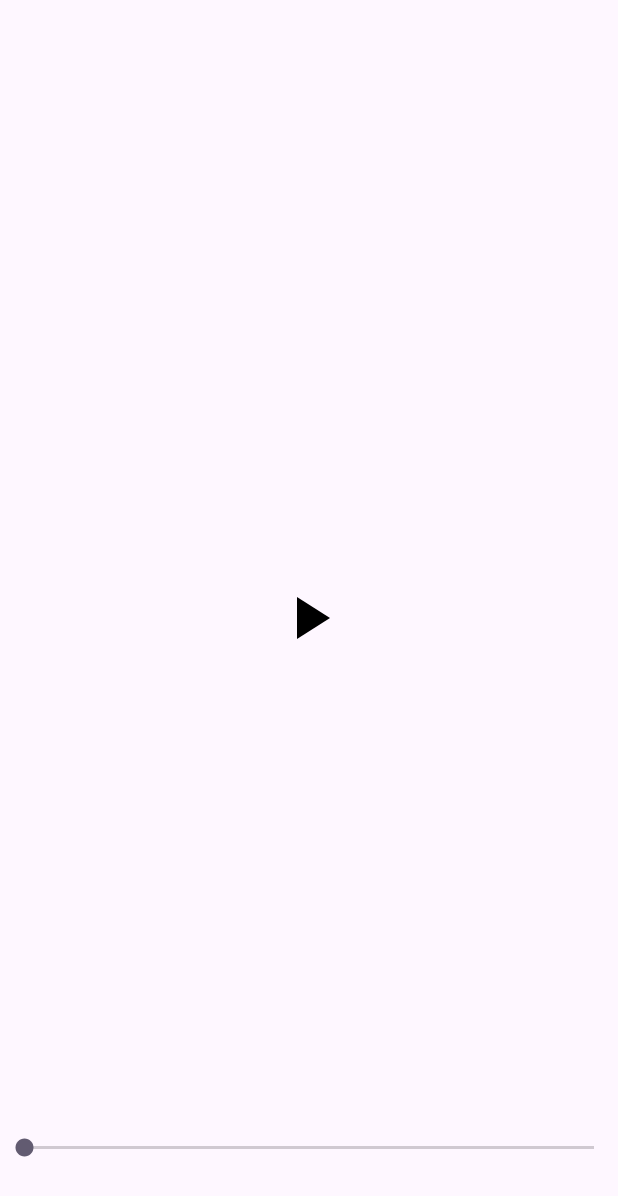
After one commit to trmylinh/Android_Animation, an Android app: the layout custom_youtube_ui.xml on its own in the app's theme, with its tools: preview values and no code run, on a phone screen of 412 x 824 dp. The commit adds this screen. Shown: the top 1196 px of the screen. Run offline under Robolectric (Android 15) with nearby library versions, the phone set to English and light mode, and no system bars.

Commit message:
custom youtube ui

```diff
--- /dev/null
+++ b/app/src/main/res/drawable/ic_pause.xml
@@ -0,0 +1,5 @@
+<vector xmlns:android="http://schemas.android.com/apk/res/android" android:height="24dp" android:tint="#000000" android:viewportHeight="24" android:viewportWidth="24" android:width="24dp">
+
+    <path android:fillColor="@android:color/white" android:pathData="M6,19h4L10,5L6,5v14zM14,5v14h4L18,5h-4z"/>
+
+</vector>
--- /dev/null
+++ b/app/src/main/res/drawable/ic_play.xml
@@ -0,0 +1,5 @@
+<vector xmlns:android="http://schemas.android.com/apk/res/android" android:height="24dp" android:tint="#000000" android:viewportHeight="24" android:viewportWidth="24" android:width="24dp">
+
+    <path android:fillColor="@android:color/white" android:pathData="M8,5v14l11,-7z"/>
+
+</vector>
--- /dev/null
+++ b/app/src/main/res/layout/custom_youtube_ui.xml
@@ -0,0 +1,23 @@
+<?xml version="1.0" encoding="utf-8"?>
+<FrameLayout xmlns:android="http://schemas.android.com/apk/res/android"
+    android:layout_width="match_parent"
+    android:layout_height="match_parent">
+
+    <!-- Thanh SeekBar -->
+    <SeekBar
+        android:id="@+id/seekBar"
+        android:layout_width="match_parent"
+        android:layout_height="wrap_content"
+        android:layout_gravity="bottom"
+        android:layout_marginBottom="50dp"/>
+
+    <!-- Nút phát/tạm dừng -->
+    <ImageView
+        android:id="@+id/playPauseButton"
+        android:layout_width="48dp"
+        android:layout_height="48dp"
+        android:layout_gravity="center"
+        android:src="@drawable/ic_play"
+        android:backgroundTint="@color/white"/>
+
+</FrameLayout>
```
Also changed, not shown: app/src/main/java/com/example/android_animation/YoutubeViewActivity.kt (+68 -8 lines), app/src/main/res/layout/activity_youtube_view.xml (+56 -59 lines).
